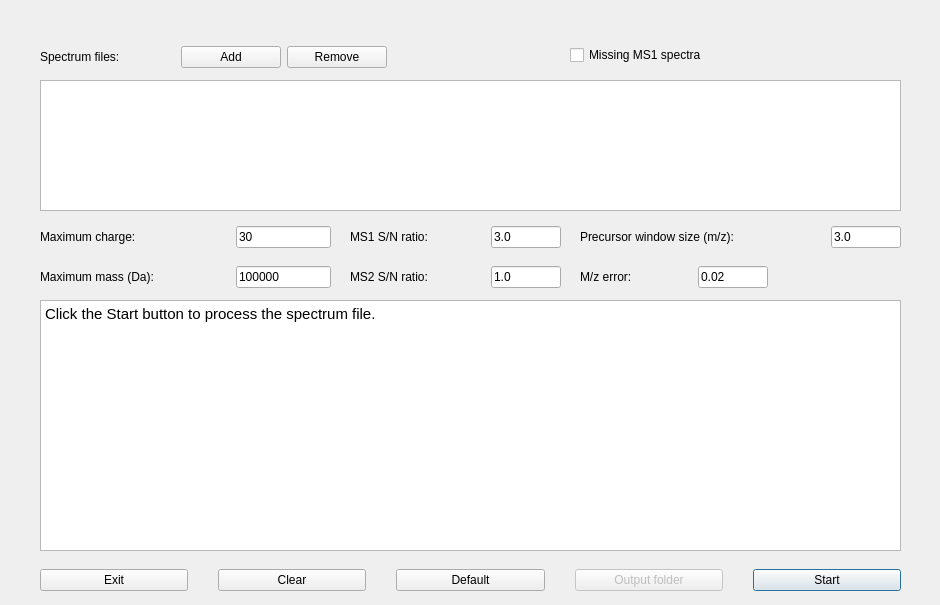
toppic-suite/toppic-suite, file src/gui/topfd/topfddialog.ui: the form before one commit.
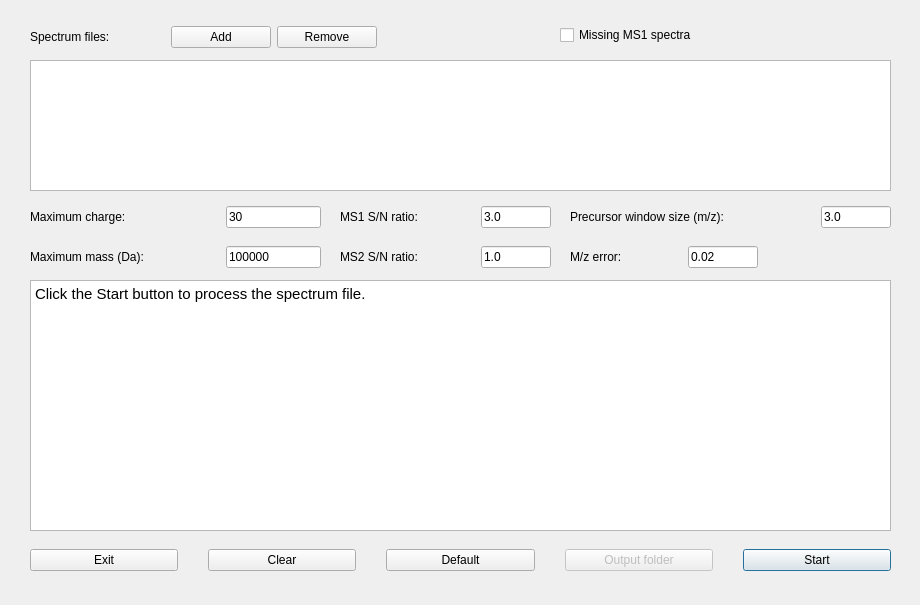
The form after the commit. Icons and pictures are not drawn.

Commit message: Change topfddialog to a window.

The edit to the form file:
```diff
--- a/src/gui/topfd/topfddialog.ui
+++ b/src/gui/topfd/topfddialog.ui
@@ -1,27 +1,30 @@
 <?xml version="1.0" encoding="UTF-8"?>
 <ui version="4.0">
  <class>TopFDDialog</class>
- <widget class="QDialog" name="TopFDDialog">
-  <property name="enabled">
-   <bool>true</bool>
-  </property>
+ <widget class="QMainWindow" name="TopFDDialog">
   <property name="geometry">
    <rect>
     <x>0</x>
     <y>0</y>
-    <width>940</width>
+    <width>920</width>
     <height>605</height>
    </rect>
   </property>
+  <property name="sizePolicy">
+   <sizepolicy hsizetype="Preferred" vsizetype="Preferred">
+    <horstretch>100</horstretch>
+    <verstretch>100</verstretch>
+   </sizepolicy>
+  </property>
   <property name="minimumSize">
    <size>
-    <width>940</width>
+    <width>920</width>
     <height>605</height>
    </size>
   </property>
   <property name="maximumSize">
    <size>
-    <width>940</width>
+    <width>920</width>
     <height>605</height>
    </size>
   </property>
@@ -32,17 +35,12 @@
    <iconset resource="icon.qrc">
     <normaloff>:/icon/toppic.ico</normaloff>:/icon/toppic.ico</iconset>
   </property>
-  <property name="whatsThis">
-   <string/>
-  </property>
-  <property name="autoFillBackground">
-   <bool>false</bool>
-  </property>
+  <widget class="QWidget" name="centralWidget">
   <widget class="QWidget" name="horizontalLayoutWidget">
    <property name="geometry">
     <rect>
-     <x>40</x>
-     <y>40</y>
+      <x>30</x>
+      <y>20</y>
      <width>347</width>
      <height>34</height>
     </rect>
@@ -98,8 +96,8 @@
   <widget class="QWidget" name="horizontalLayoutWidget_2">
    <property name="geometry">
     <rect>
-     <x>40</x>
-     <y>220</y>
+      <x>30</x>
+      <y>200</y>
      <width>291</width>
      <height>34</height>
     </rect>
@@ -154,8 +152,8 @@
   <widget class="QWidget" name="horizontalLayoutWidget_3">
    <property name="geometry">
     <rect>
-     <x>40</x>
-     <y>260</y>
+      <x>30</x>
+      <y>240</y>
      <width>291</width>
      <height>34</height>
     </rect>
@@ -198,8 +196,8 @@
   <widget class="QWidget" name="horizontalLayoutWidget_4">
    <property name="geometry">
     <rect>
-     <x>580</x>
-     <y>260</y>
+      <x>570</x>
+      <y>240</y>
      <width>188</width>
      <height>34</height>
     </rect>
@@ -242,8 +240,8 @@
   <widget class="QWidget" name="horizontalLayoutWidget_5">
    <property name="geometry">
     <rect>
-     <x>350</x>
-     <y>220</y>
+      <x>340</x>
+      <y>200</y>
      <width>211</width>
      <height>34</height>
     </rect>
@@ -286,8 +284,8 @@
   <widget class="QWidget" name="horizontalLayoutWidget_6">
    <property name="geometry">
     <rect>
-     <x>570</x>
-     <y>40</y>
+      <x>560</x>
+      <y>20</y>
      <width>331</width>
      <height>31</height>
     </rect>
@@ -314,8 +312,8 @@
   <widget class="QWidget" name="horizontalLayoutWidget_7">
    <property name="geometry">
     <rect>
-     <x>40</x>
-     <y>560</y>
+      <x>30</x>
+      <y>540</y>
      <width>861</width>
      <height>41</height>
     </rect>
@@ -385,8 +383,8 @@
   <widget class="QWidget" name="horizontalLayoutWidget_8">
    <property name="geometry">
     <rect>
-     <x>580</x>
-     <y>220</y>
+      <x>570</x>
+      <y>200</y>
      <width>321</width>
      <height>34</height>
     </rect>
@@ -429,8 +427,8 @@
   <widget class="QTextBrowser" name="outputTextBrowser">
    <property name="geometry">
     <rect>
-     <x>40</x>
-     <y>300</y>
+      <x>30</x>
+      <y>280</y>
      <width>861</width>
      <height>251</height>
     </rect>
@@ -446,8 +444,8 @@
   <widget class="QWidget" name="horizontalLayoutWidget_9">
    <property name="geometry">
     <rect>
-     <x>350</x>
-     <y>260</y>
+      <x>340</x>
+      <y>240</y>
      <width>211</width>
      <height>34</height>
     </rect>
@@ -478,12 +476,13 @@
   <widget class="QListWidget" name="listWidget">
    <property name="geometry">
     <rect>
-     <x>40</x>
-     <y>80</y>
+      <x>30</x>
+      <y>60</y>
      <width>861</width>
      <height>131</height>
     </rect>
    </property>
+   </widget>
   </widget>
  </widget>
  <resources>
```
Lines whose indentation alone changed are shown as unchanged. The commit also changes 2 other files.
